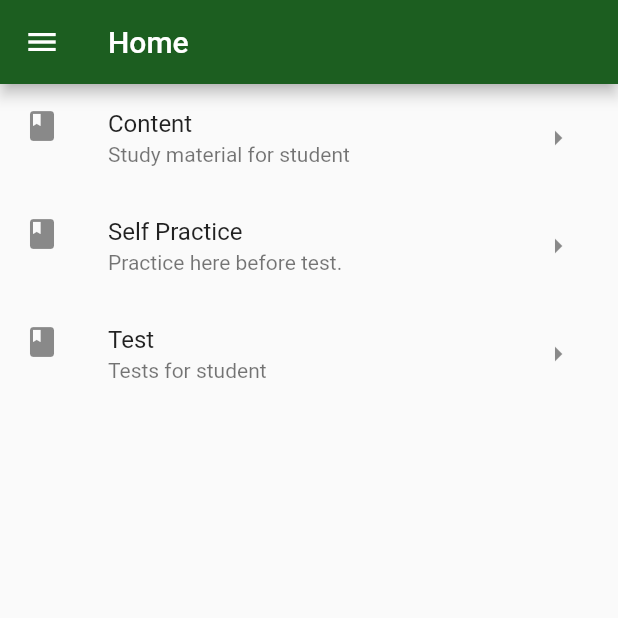
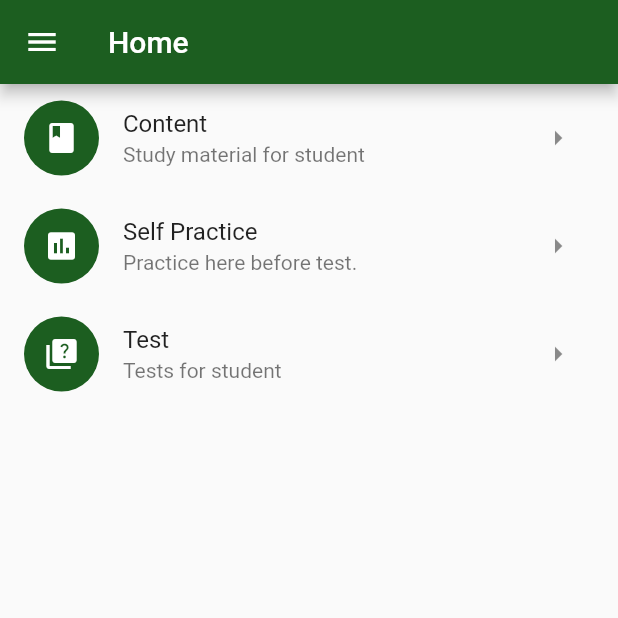
Before and after one commit to chindamsaiprasad/jeeni, a Flutter app: the Dashboard screen opened directly, on a phone screen of 412 x 824 dp, the top half of it. Run offline on Flutter 3.47's test engine with Material 2 defaults, Android fonts, the light colour scheme and no system bars; our stand-ins replace cached_network_image, device_info_plus, flutter_easyloading, hooks_riverpod, image_picker, loading_animation_widget and 2 more; accounts and stored records are empty.

```diff
--- a/lib/pages/home_page.dart
+++ b/lib/pages/home_page.dart
@@ -7,6 +7,7 @@ import 'package:jeeni/pages/widgets/overlay_loader.dart';
 import 'package:jeeni/providers/content_provider.dart';
 import 'package:jeeni/providers/menu_provider.dart';
 import 'package:jeeni/providers/test_provider.dart';
+import 'package:jeeni/utils/app_colour.dart';
 
 class HomePage extends ConsumerStatefulWidget {
   const HomePage({super.key});
@@ -41,7 +42,8 @@ class _HomePageState extends ConsumerState<HomePage> {
               // TODO :: ERROR HANDELING
             }).whenComplete(() => OverlayLoader.hide());
           },
-          leading: const Icon(Icons.book),
+          leading:
+              const JeeniIcon(iconData: Icons.book), //const Icon(Icons.book),
           title: const Text("Content"),
           subtitle: const Text("Study material for student"),
           trailing: IconButton(
@@ -59,7 +61,8 @@ class _HomePageState extends ConsumerState<HomePage> {
             //   ),
             // );
           },
-          leading: const Icon(Icons.book),
+          leading: const JeeniIcon(
+              iconData: Icons.assessment), // const Icon(Icons.assignment),
           title: const Text("Self Practice"),
           subtitle: const Text("Practice here before test."),
           trailing: IconButton(
@@ -89,7 +92,7 @@ class _HomePageState extends ConsumerState<HomePage> {
               // TODO :: ERROR HANDELING
             }).whenComplete(() => OverlayLoader.hide());
           },
-          leading: const Icon(Icons.book),
+          leading: const JeeniIcon(iconData: Icons.quiz),
           title: const Text("Test"),
           subtitle: const Text("Tests for student"),
           trailing: IconButton(
@@ -101,3 +104,23 @@ class _HomePageState extends ConsumerState<HomePage> {
     );
   }
 }
+
+class JeeniIcon extends StatelessWidget {
+  final IconData iconData;
+  const JeeniIcon({
+    super.key,
+    required this.iconData,
+  });
+
+  @override
+  Widget build(BuildContext context) {
+    return CircleAvatar(
+      maxRadius: 25,
+      backgroundColor: AppColour.darkGreen,
+      child: Icon(
+        iconData,
+        color: Colors.white,
+      ),
+    );
+  }
+}
--- a/lib/providers/auth_provider.dart
+++ b/lib/providers/auth_provider.dart
@@ -108,8 +108,7 @@ class AuthenticationNotifier extends StateNotifier<Student?> {
       state =
           student.copyWith(authenticationState: AuthenticationState.loggedIn);
     }).catchError((error) {
-      throw Exception("Invalid User");
-      //TODO :
+      throw Exception(error);
     });
   }
 }
--- a/pubspec.yaml
+++ b/pubspec.yaml
@@ -48,6 +48,7 @@ dependencies:
   collection: ^1.16.0
   image_picker:
   flutter_easyloading: ^3.0.5
+  device_info_plus: ^9.1.2
 
 dev_dependencies:
   flutter_test:
```
Also changed, not shown: lib/apis/network_manager.dart (+12 -9 lines), lib/pages/auth/login_page.dart (+9 -5 lines), lib/utils/device_manager.dart (+19 -1 lines), pubspec.lock, 2 other files.
